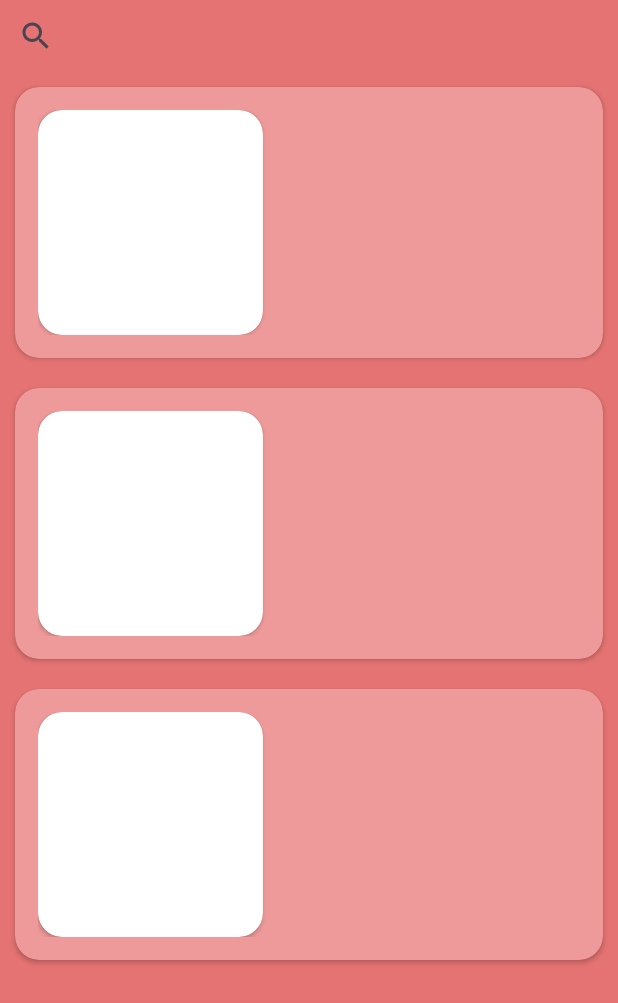
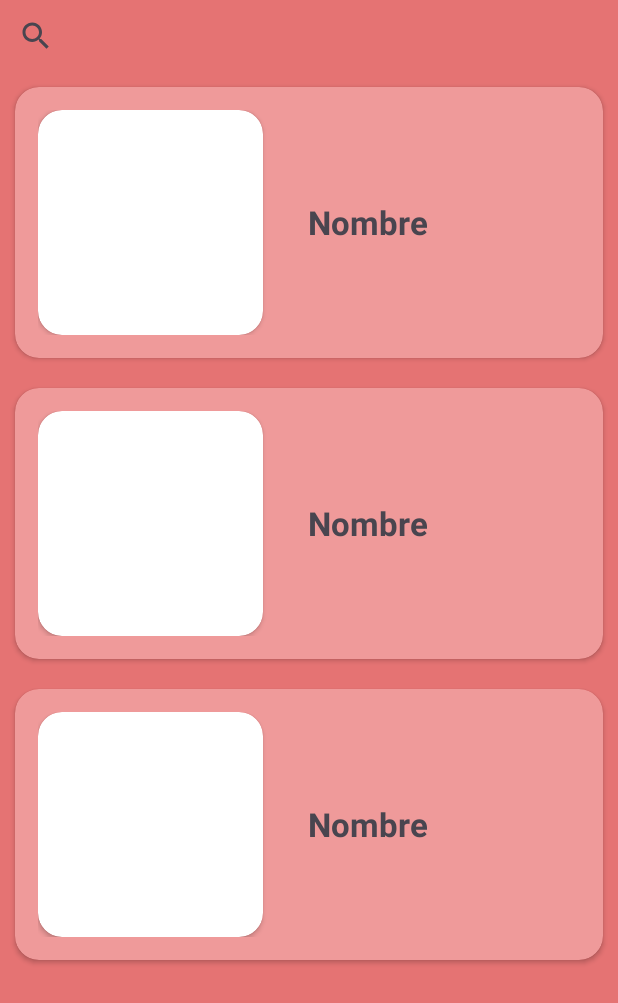
Before and after one commit to JoseJimenezGonzalez/proyecto_pokedex, an Android app: the layout fragment_main.xml on its own in the app's theme, with its tools: preview values and no code run, on a phone screen of 412 x 824 dp. Shown: the top 1003 px of the screen. Run offline under Robolectric (Android 15) with nearby library versions, the phone set to English and light mode, and no system bars; network calls fail.

Commit message:
commit rv ok

```diff
--- a/app/src/main/java/com/example/myapplication/adaptadoresrv/pokemonapi/AdaptadorPokemonApi.kt
+++ b/app/src/main/java/com/example/myapplication/adaptadoresrv/pokemonapi/AdaptadorPokemonApi.kt
@@ -20,12 +20,13 @@ class AdaptadorPokemonApi(
 
         val binding = ItemPokemonApiBinding.bind(view)
 
+
         init {
             view.setOnClickListener(this)
         }
 
         fun bind(pokemon: PokemonRecyclerView) {
-            binding.tvNombrePokemon.text = pokemon.nombre
+            binding.tvNombrePokemon.text = pokemon.nombre.capitalize()
             Picasso.get().load(pokemon.urlFoto).into(binding.ivFotoPokemon)
         }
 
--- a/app/src/main/java/com/example/myapplication/fragmentos/MainFragment.kt
+++ b/app/src/main/java/com/example/myapplication/fragmentos/MainFragment.kt
@@ -1,11 +1,11 @@
 package com.example.myapplication.fragmentos
 
 import android.os.Bundle
-import android.view.ContentInfo
 import androidx.fragment.app.Fragment
 import android.view.LayoutInflater
 import android.view.View
 import android.view.ViewGroup
+import androidx.appcompat.widget.SearchView
 import androidx.recyclerview.widget.LinearLayoutManager
 import com.example.myapplication.OnItemClickListener
 import com.example.myapplication.adaptadoresrv.pokemonapi.AdaptadorPokemonApi
@@ -13,7 +13,6 @@ import com.example.myapplication.api.APIService
 import com.example.myapplication.api.APIServiceList
 import com.example.myapplication.databinding.FragmentMainBinding
 import com.example.myapplication.modelo.DatosPokemonListaApi
-import com.example.myapplication.modelo.PokemonApi
 import com.example.myapplication.modelo.PokemonRecyclerView
 import kotlinx.coroutines.CoroutineScope
 import kotlinx.coroutines.Dispatchers
@@ -54,7 +53,6 @@ class MainFragment() : Fragment(), CoroutineScope, OnItemClickListener{
         //Codigo
         setupRecyclerView()
         cargarListaDePokemon()
-
     }
 
     private fun obtenerRetrofit(): Retrofit {
--- a/app/src/main/java/com/example/myapplication/modelo/PokemonRecyclerView.kt
+++ b/app/src/main/java/com/example/myapplication/modelo/PokemonRecyclerView.kt
@@ -2,6 +2,6 @@ package com.example.myapplication.modelo
 
 data class PokemonRecyclerView
     (
-            val urlFoto: String,
-            val nombre: String
+    val nombre: String,
+    val urlFoto: String
             )
--- a/app/src/main/res/layout/item_pokemon_api.xml
+++ b/app/src/main/res/layout/item_pokemon_api.xml
@@ -25,11 +25,12 @@
         </androidx.cardview.widget.CardView>
         <TextView
             android:id="@+id/tvNombrePokemon"
-            android:layout_marginLeft="10dp"
+            android:layout_marginLeft="30dp"
             android:layout_gravity="center"
             android:layout_width="wrap_content"
             android:layout_height="wrap_content"
             android:textSize="22sp"
+            android:text="Nombre"
             android:textStyle="bold">
         </TextView>
     </LinearLayout>
```
